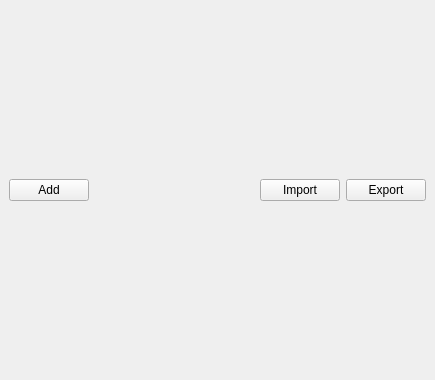
Before: the Qt Designer form oscsender.ui in kzkyuta/OscTester, drawn with Qt 5.
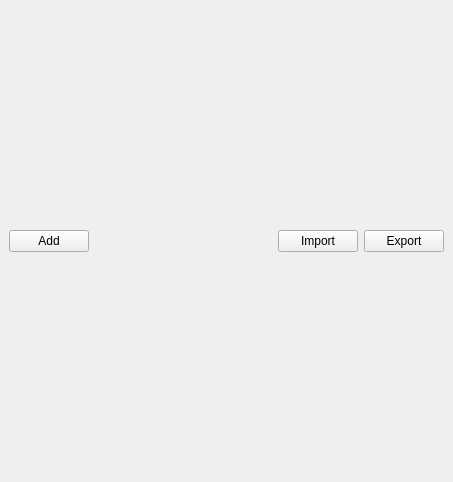
After: the same form once the commit is applied.

Commit message: add oscSenderClass again and check how to manage the windows.

```diff
--- a/oscsender.ui
+++ b/oscsender.ui
@@ -6,8 +6,8 @@
    <rect>
     <x>0</x>
     <y>0</y>
-    <width>435</width>
-    <height>380</height>
+    <width>453</width>
+    <height>482</height>
    </rect>
   </property>
   <property name="windowTitle">
@@ -33,9 +33,6 @@
        <number>0</number>
       </property>
       <layout class="QHBoxLayout" name="horizontalLayout_2">
-       <property name="spacing">
-        <number>-1</number>
-       </property>
        <property name="leftMargin">
         <number>0</number>
        </property>
```
Left out of the diff: 2 changed lines with no effect on the pictures. The commit also changes 7 other files.
